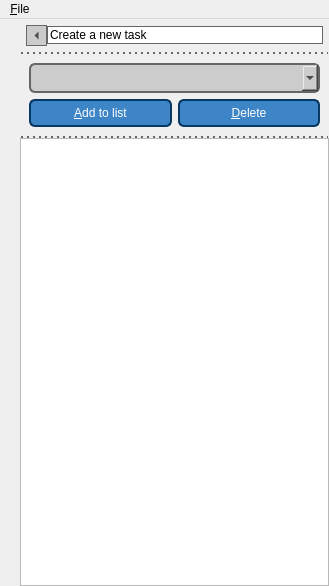
This is cosas/cosas.ui in dgreisen/u2db as Qt 5 draws it before an edit. The edited form follows.
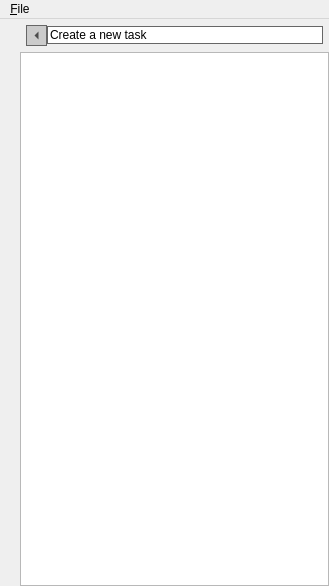
This is the edited form.

Commit message: somewhat working design

The edit to the form file:
```diff
--- a/cosas/cosas.ui
+++ b/cosas/cosas.ui
@@ -157,45 +157,6 @@
          </item>
         </layout>
        </item>
-       <item>
-        <widget class="QFrame" name="drop_frame">
-         <property name="frameShape">
-          <enum>QFrame::StyledPanel</enum>
-         </property>
-         <property name="frameShadow">
-          <enum>QFrame::Raised</enum>
-         </property>
-         <layout class="QVBoxLayout" name="verticalLayout_6">
-          <item>
-           <widget class="QComboBox" name="tag_list"/>
-          </item>
-          <item>
-           <layout class="QHBoxLayout" name="horizontalLayout">
-            <item>
-             <widget class="QPushButton" name="add_button">
-              <property name="text">
-               <string>&amp;Add to list</string>
-              </property>
-              <property name="flat">
-               <bool>true</bool>
-              </property>
-             </widget>
-            </item>
-            <item>
-             <widget class="QPushButton" name="delete_button">
-              <property name="text">
-               <string>&amp;Delete</string>
-              </property>
-              <property name="flat">
-               <bool>true</bool>
-              </property>
-             </widget>
-            </item>
-           </layout>
-          </item>
-         </layout>
-        </widget>
-       </item>
        <item>
         <widget class="QTreeWidget" name="todo_list">
          <property name="frameShape">
```
The commit also changes 2 other files.
